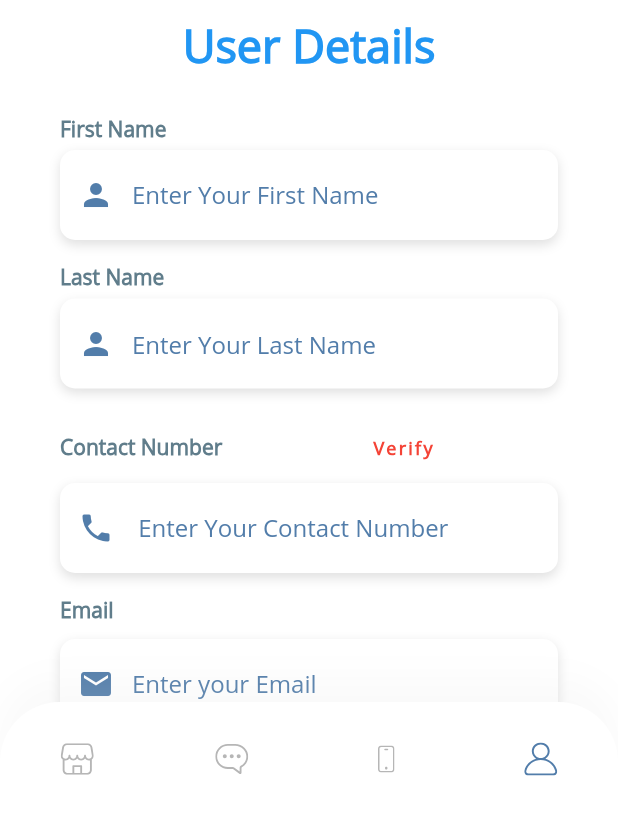
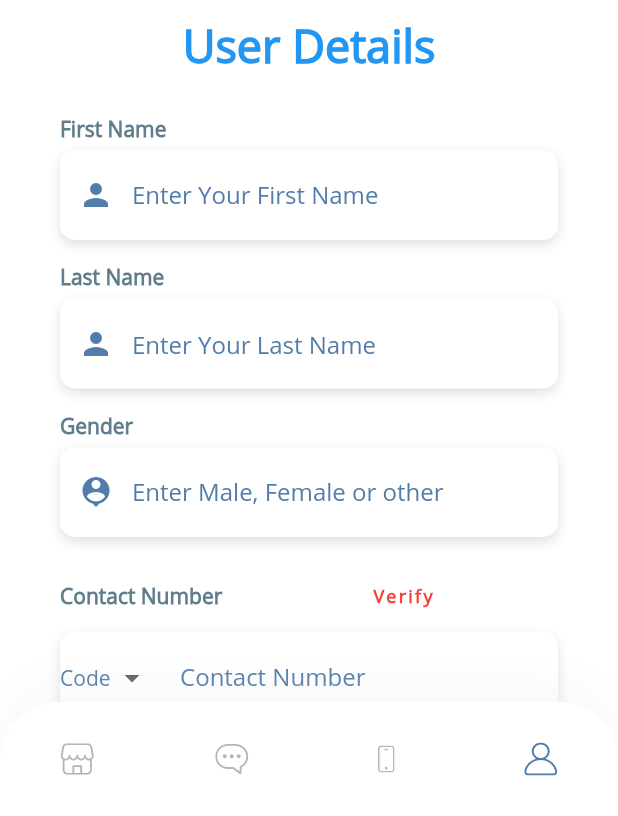
Before and after one commit to Zorawar920/sas_application, a Flutter app: the UserScreenApp screen opened directly with empty values, on a phone screen of 412 x 824 dp, the part 420-1236 px from its top. Run offline on Flutter 3.47's test engine with Material 2 defaults, Android fonts, the light colour scheme and no system bars; our stand-ins replace cloud_firestore, contacts_service, firebase_auth, firebase_core, flutter_svg, get_it and 3 more; missing offline and left inert: back_button_interceptor, contact_picker, flutter_dialogs, flutter_sms, future_progress_dialog, sms; accounts and stored records are empty.

Commit message:
CP8117P11-24

```diff
--- a/lib/view_models/login_view_model.dart
+++ b/lib/view_models/login_view_model.dart
@@ -3,6 +3,7 @@ import 'package:flutter/material.dart';
 import 'package:flutter_dialogs/flutter_dialogs.dart';
 import 'package:sas_application/models/firebase_model.dart';
 import 'package:sas_application/views/screens/home_page.dart';
+import 'package:sas_application/views/screens/user_screen.dart';
 
 class LoginViewModel extends FireBaseModel {
   final FireBaseModel _fireBaseModel = new FireBaseModel();
@@ -28,7 +29,7 @@ class LoginViewModel extends FireBaseModel {
       _fireBaseModel.setBusy(false);
       if (_authenticatedUser!.emailVerified) {
         Navigator.of(context).pushAndRemoveUntil(
-            MaterialPageRoute(builder: (builder) => HomePage()),
+            MaterialPageRoute(builder: (builder) => UserScreen()),
             (Route<dynamic> route) => false);
       } else {
         showPlatformDialog(
@@ -74,7 +75,7 @@ class LoginViewModel extends FireBaseModel {
       _fireBaseModel.setBusy(false);
       if (result != null) {
         Navigator.of(context).pushAndRemoveUntil(
-            MaterialPageRoute(builder: (builder) => HomePage()),
+            MaterialPageRoute(builder: (builder) => UserScreen()),
             (Route<dynamic> route) => false);
       }
     } catch (e) {
--- a/lib/views/screens/user_screen.dart
+++ b/lib/views/screens/user_screen.dart
@@ -1,6 +1,11 @@
+import 'dart:ffi';
+
+import 'package:firebase_auth/firebase_auth.dart';
+import 'package:flutter/cupertino.dart';
 import 'package:flutter/material.dart';
 import 'package:flutter/services.dart';
 import 'package:flutter_dialogs/flutter_dialogs.dart';
+import 'package:sas_application/models/firebase_model.dart';
 import 'package:sas_application/uniformity/CustomBottomNavBar.dart';
 import 'package:sas_application/uniformity/style.dart';
 import 'package:sas_application/view_models/user_screen_view_model.dart';
@@ -41,6 +46,11 @@ class UserScreenState extends State<UserScreenApp> {
   var ageController = TextEditingController();
   var genderController = TextEditingController();
   var myEmailController = TextEditingController();
+  String email = FirebaseAuth.instance.currentUser!.email.toString();
+  List<String> _countryCodes = ['+91','+1','+880'];
+  String dropdownValue = "";
+  String holder ="";
+  String phone = "";
 
   Widget buildAppScreenLogo() {
     return Container(
@@ -133,46 +143,6 @@ class UserScreenState extends State<UserScreenApp> {
     );
   }
 
-  Widget buildEmail() {
-    return Column(
-      crossAxisAlignment: CrossAxisAlignment.start,
-      children: <Widget>[
-        Text(
-          'Email',
-          style: UserlabelStyle,
-        ),
-        SizedBox(height: 10.0),
-        Container(
-          alignment: Alignment.centerLeft,
-          decoration: boxDecorationStyle,
-          height: 60.0,
-          child: TextFormField(
-            controller: myEmailController,
-            keyboardType: TextInputType.emailAddress,
-            validator: (value) {
-              return widget.userScreenViewModel.validateEmail(value!);
-            }, //Email validator
-            autovalidateMode: AutovalidateMode.onUserInteraction,
-            style: TextStyle(
-              color: Color(0xFF527DAA),
-              fontFamily: 'OpenSans',
-            ),
-            decoration: InputDecoration(
-              border: InputBorder.none,
-              errorStyle: errorStyle,
-              contentPadding: EdgeInsets.fromLTRB(20.0, 14.0, 20.0, 14.0),
-              prefixIcon: Icon(
-                Icons.email,
-                color: Color(0xFF527DAA),
-              ),
-              hintText: 'Enter your Email',
-              hintStyle: hintTextStyle,
-            ),
-          ),
-        ),
-      ],
-    );
-  }
 
   Widget buildGender() {
     return Column(
@@ -226,16 +196,18 @@ class UserScreenState extends State<UserScreenApp> {
            ),
            TextButton(
              style: TextButton.styleFrom(padding: EdgeInsets.only(left: 100.0)),
-             onPressed: () => {if(phoneNumberController.text.isNotEmpty)
+             onPressed: () => {if(phoneNumberController.text.isNotEmpty && holder.isNotEmpty)
                {
-               widget.userScreenViewModel.verifyPhoneNumber(phoneNumberController, context)}
+                 phone = holder+phoneNumberController.text.toString(),
+                 print(phone),
+                 widget.userScreenViewModel.verifyPhoneNumber(phone, context)
+               }
                else{
                   showPlatformDialog(
                     context: context,
                     builder: (context) {
                         return BasicDialogAlert(
-    //title: Text("Please enter the number"),
-    content: Text("Please enter the number"),
+                          content: Text("Please enter both, Contact Number and Country code"),
                           actions: [
                             BasicDialogAction(
                               onPressed: () {
@@ -244,7 +216,8 @@ class UserScreenState extends State<UserScreenApp> {
                               title: Text("OK"))
                           ],
                         );
-    })
+                    }
+                    )
                }
              },
              child: Text(
@@ -267,7 +240,45 @@ class UserScreenState extends State<UserScreenApp> {
           alignment: Alignment.centerLeft,
           decoration: boxDecorationStyle,
           height: 60.0,
-          child: TextFormField(
+          child: Row(
+            mainAxisSize: MainAxisSize.min,
+            crossAxisAlignment: CrossAxisAlignment.end,
+          children: <Widget>[
+            Flexible(
+              child:Container(
+                width:60.0,
+                  child:DropdownButtonFormField<String>(
+                  decoration: InputDecoration(
+                    enabledBorder: InputBorder.none,
+                      contentPadding: EdgeInsets.all(0.0)
+                  ),
+                  icon:Icon(Icons.arrow_drop_down),
+                  style:TextStyle(color: Color(0xFF527DAA),fontFamily: 'OpenSans'),
+                  hint: Text('Code',style: TextStyle(
+                    color: Color(0xFF527DAA),
+                    fontFamily: 'OpenSans',
+                  )),
+                  /*validator: (value){
+                    return widget.userScreenViewModel.validateCountryCode(value!);
+                  },
+                    autovalidateMode: AutovalidateMode.onUserInteraction,*/
+                  onChanged: (data){
+                    setState(() {
+                      dropdownValue = data!;
+                      holder=dropdownValue;
+                      print(holder);
+                    });
+                  },
+                  items: _countryCodes.map<DropdownMenuItem<String>>((String value){
+                    return DropdownMenuItem<String>(
+                      value: value,
+                      child: Text(value),
+                    );
+                  }).toList(),
+                ),
+                ),
+              ),
+            Flexible(child:TextFormField(
               controller: phoneNumberController,
               validator: (value) {
                 return widget.userScreenViewModel.validatePhone(value!);
@@ -282,20 +293,24 @@ class UserScreenState extends State<UserScreenApp> {
                 border: InputBorder.none,
                 errorStyle: errorStyle,
                 contentPadding: EdgeInsets.fromLTRB(20.0, 14.0, 20.0, 14.0),
-              prefixIcon: Icon(
-                Icons.phone,
-                color: Color(0xFF527DAA),
-              ),
-              hintText: ' Enter Your Contact Number',
+                //prefixIcon: Icon(
+               //   Icons.phone,
+                 // color: Color(0xFF527DAA),
+                //),
+                hintText: 'Contact Number',
                 hintStyle: hintTextStyle,
               ),
             ),
+            )
+          ],
+          )
         ),
       ],
     );
   }
 
   Widget submitBtn(BuildContext context) {
+    phone = holder+phoneNumberController.text.toString();
     return Container(
       padding: EdgeInsets.symmetric(vertical: 30.0),
       width: double.infinity,
@@ -311,13 +326,33 @@ class UserScreenState extends State<UserScreenApp> {
         ),
         onPressed: () async {
           if (globalFormKey.currentState!.validate()) {
+            if(widget.userScreenViewModel.auth.isPhoneVerified == true){
               widget.userScreenViewModel.updateUser(
                   myFirstNameController,
                   myLastNameController,
-                phoneNumberController,
-                myEmailController,
+                  phone,
+                  email,
                   genderController,
                   context);
+            }
+            else{
+              showPlatformDialog(
+                  context: context,
+                  builder: (context) {
+                    return BasicDialogAlert(
+                      title: Text("Phone Verification"),
+                      content: Text("Please verify your phone number first."),
+                      actions: [
+                        BasicDialogAction(
+                            onPressed: () {
+                              Navigator.of(context).pop();
+                            },
+                            title: Text("OK"))
+                      ],
+                    );
+                  });
+            }
+
           } else {
             showPlatformDialog(
                 context: context,
@@ -423,11 +458,9 @@ class UserScreenState extends State<UserScreenApp> {
                         SizedBox(height: 15.0),
                         buildLastName(),
                         SizedBox(height: 15.0),
+                        buildGender(),
+                        SizedBox(height: 15.0),
                         buildPhoneNumber(),
-                        SizedBox(height: 15.0),
-                        buildEmail(),
-                        SizedBox(height: 15.0),
-                        buildGender(),
                         SizedBox(height: 15.0),
                         submitBtn(context),
                         signOutBtn(context)
```
Also changed, not shown: lib/firebase_services/auth.dart (+43 -39 lines), lib/view_models/user_screen_view_model.dart (+15 -5 lines). Lines whose indentation alone changed are shown as unchanged.
